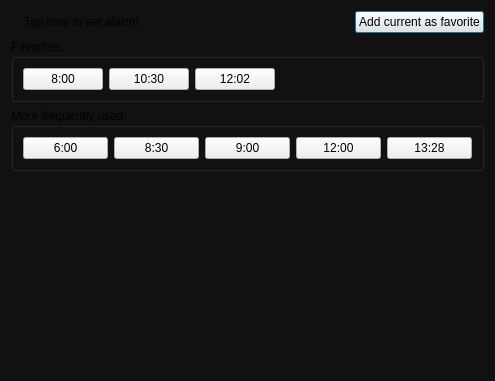
Qt form Wakedo/alarmhistory.ui (cpulvermacher/EvilAlarm) before a commit.
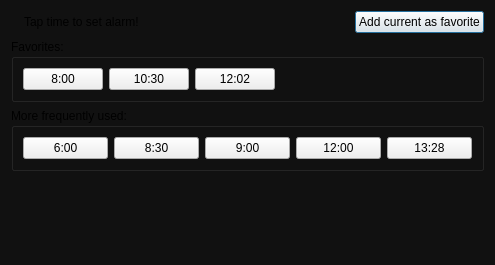
The same form after that commit.

Commit message: adjust dialog size so canceling it is easier

```diff
--- a/Wakedo/alarmhistory.ui
+++ b/Wakedo/alarmhistory.ui
@@ -7,7 +7,7 @@
     <x>0</x>
     <y>0</y>
     <width>495</width>
-    <height>381</height>
+    <height>265</height>
    </rect>
   </property>
   <property name="windowTitle">
```
